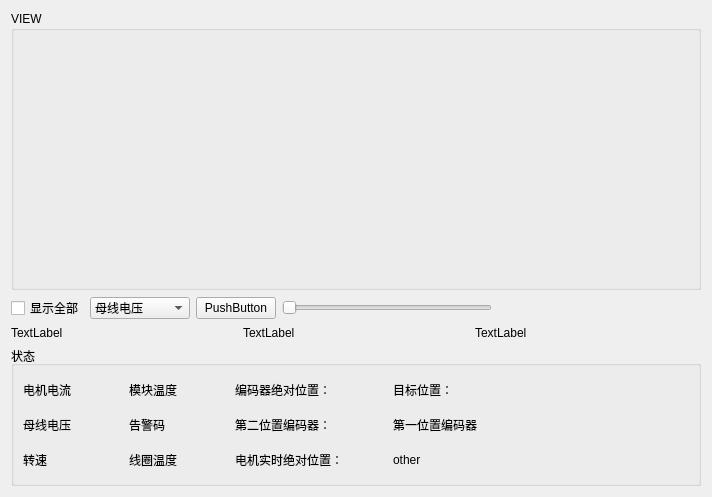
First picture: the form in serialWorkTool/viewShowForm.ui, repository HackerFave/wj, before the edit.
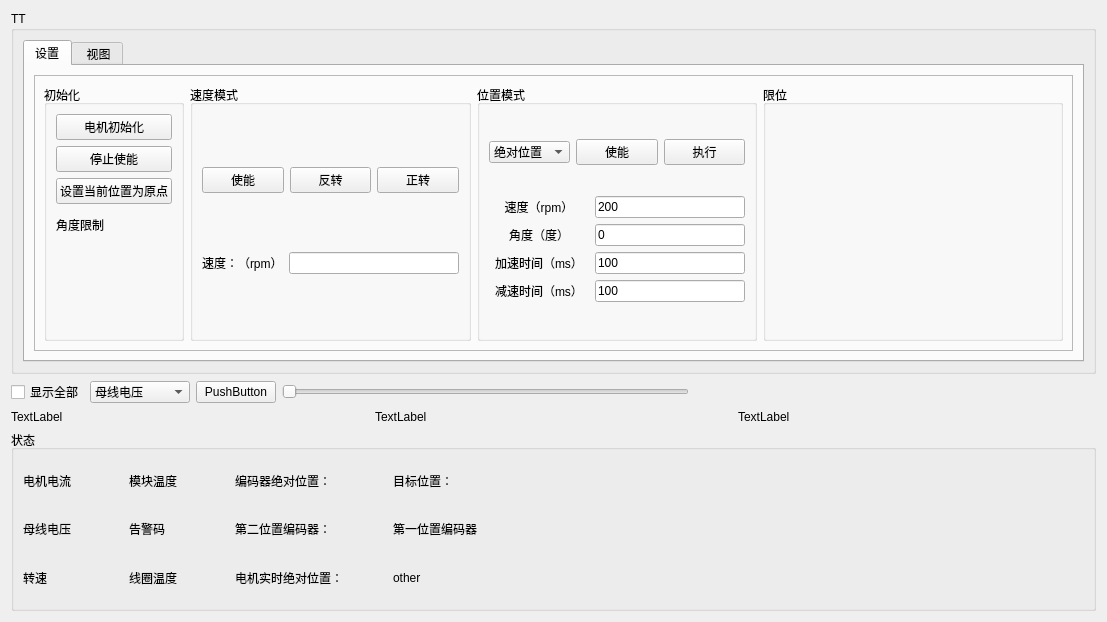
Second picture: the form after the edit. Custom widgets are drawn as their Qt base class.

```diff
--- a/serialWorkTool/viewShowForm.ui
+++ b/serialWorkTool/viewShowForm.ui
@@ -6,8 +6,8 @@
    <rect>
     <x>0</x>
     <y>0</y>
-    <width>712</width>
-    <height>497</height>
+    <width>1107</width>
+    <height>622</height>
    </rect>
   </property>
   <property name="windowTitle">
@@ -22,14 +22,361 @@
         <string notr="true"/>
        </property>
        <property name="title">
-        <string>VIEW</string>
+        <string>TT</string>
        </property>
        <layout class="QGridLayout" name="gridLayout_7">
         <item row="0" column="0">
-         <widget class="QCustomPlot" name="plot1" native="true">
-          <property name="styleSheet">
-           <string notr="true"/>
+         <widget class="QTabWidget" name="tabWidget">
+          <property name="currentIndex">
+           <number>0</number>
           </property>
+          <widget class="QWidget" name="tab_2">
+           <attribute name="title">
+            <string>设置</string>
+           </attribute>
+           <layout class="QGridLayout" name="gridLayout_5">
+            <item row="0" column="0">
+             <widget class="QFrame" name="frame_2">
+              <property name="minimumSize">
+               <size>
+                <width>0</width>
+                <height>130</height>
+               </size>
+              </property>
+              <property name="frameShape">
+               <enum>QFrame::StyledPanel</enum>
+              </property>
+              <property name="frameShadow">
+               <enum>QFrame::Raised</enum>
+              </property>
+              <layout class="QHBoxLayout" name="horizontalLayout_19">
+               <item>
+                <widget class="QGroupBox" name="groupBox_5">
+                 <property name="title">
+                  <string>初始化</string>
+                 </property>
+                 <layout class="QGridLayout" name="gridLayout_2">
+                  <item row="1" column="0">
+                   <widget class="QPushButton" name="pushButton_stopEnable">
+                    <property name="text">
+                     <string>停止使能</string>
+                    </property>
+                   </widget>
+                  </item>
+                  <item row="0" column="0">
+                   <widget class="QPushButton" name="pushButton_init">
+                    <property name="text">
+                     <string>电机初始化</string>
+                    </property>
+                   </widget>
+                  </item>
+                  <item row="4" column="0">
+                   <widget class="QLabel" name="label_limit">
+                    <property name="minimumSize">
+                     <size>
+                      <width>0</width>
+                      <height>30</height>
+                     </size>
+                    </property>
+                    <property name="text">
+                     <string>角度限制</string>
+                    </property>
+                   </widget>
+                  </item>
+                  <item row="2" column="0">
+                   <widget class="QPushButton" name="pushButton_setyuandian">
+                    <property name="text">
+                     <string>设置当前位置为原点</string>
+                    </property>
+                   </widget>
+                  </item>
+                  <item row="5" column="0">
+                   <spacer name="verticalSpacer_2">
+                    <property name="orientation">
+                     <enum>Qt::Vertical</enum>
+                    </property>
+                    <property name="sizeHint" stdset="0">
+                     <size>
+                      <width>20</width>
+                      <height>40</height>
+                     </size>
+                    </property>
+                   </spacer>
+                  </item>
+                 </layout>
+                </widget>
+               </item>
+               <item>
+                <widget class="QGroupBox" name="groupBox_3">
+                 <property name="title">
+                  <string>速度模式</string>
+                 </property>
+                 <layout class="QVBoxLayout" name="verticalLayout_4">
+                  <item>
+                   <layout class="QHBoxLayout" name="horizontalLayout_17">
+                    <item>
+                     <widget class="QPushButton" name="pushButton_enable">
+                      <property name="enabled">
+                       <bool>true</bool>
+                      </property>
+                      <property name="text">
+                       <string>使能</string>
+                      </property>
+                     </widget>
+                    </item>
+                    <item>
+                     <widget class="QPushButton" name="pushButton_reversal">
+                      <property name="enabled">
+                       <bool>true</bool>
+                      </property>
+                      <property name="text">
+                       <string>反转</string>
+                      </property>
+                     </widget>
+                    </item>
+                    <item>
+                     <widget class="QPushButton" name="pushButton_foreward">
+                      <property name="enabled">
+                       <bool>true</bool>
+                      </property>
+                      <property name="text">
+                       <string>正转</string>
+                      </property>
+                     </widget>
+                    </item>
+                   </layout>
+                  </item>
+                  <item>
+                   <layout class="QHBoxLayout" name="horizontalLayout_16">
+                    <item>
+                     <widget class="QLabel" name="label_16">
+                      <property name="text">
+                       <string>速度：（rpm）</string>
+                      </property>
+                     </widget>
+                    </item>
+                    <item>
+                     <widget class="QLineEdit" name="lineEdit_suduRpm">
+                      <property name="enabled">
+                       <bool>true</bool>
+                      </property>
+                     </widget>
+                    </item>
+                   </layout>
+                  </item>
+                 </layout>
+                </widget>
+               </item>
+               <item>
+                <widget class="QGroupBox" name="groupBox_4">
+                 <property name="title">
+                  <string>位置模式</string>
+                 </property>
+                 <layout class="QGridLayout" name="gridLayout_6">
+                  <item row="0" column="0">
+                   <layout class="QHBoxLayout" name="horizontalLayout_18">
+                    <item>
+                     <widget class="QComboBox" name="comboBox_xiangduiweizhi">
+                      <property name="currentIndex">
+                       <number>1</number>
+                      </property>
+                      <item>
+                       <property name="text">
+                        <string>相对位置</string>
+                       </property>
+                      </item>
+                      <item>
+                       <property name="text">
+                        <string>绝对位置</string>
+                       </property>
+                      </item>
+                     </widget>
+                    </item>
+                    <item>
+                     <widget class="QPushButton" name="pushButton_enable_weizhimoshi">
+                      <property name="text">
+                       <string>使能</string>
+                      </property>
+                     </widget>
+                    </item>
+                    <item>
+                     <widget class="QPushButton" name="pushButton_zhuandong">
+                      <property name="enabled">
+                       <bool>true</bool>
+                      </property>
+                      <property name="text">
+                       <string>执行</string>
+                      </property>
+                     </widget>
+                    </item>
+                   </layout>
+                  </item>
+                  <item row="1" column="0">
+                   <layout class="QVBoxLayout" name="verticalLayout_5">
+                    <item>
+                     <layout class="QHBoxLayout" name="horizontalLayout_12">
+                      <item>
+                       <widget class="QLabel" name="label_13">
+                        <property name="minimumSize">
+                         <size>
+                          <width>100</width>
+                          <height>0</height>
+                         </size>
+                        </property>
+                        <property name="layoutDirection">
+                         <enum>Qt::LeftToRight</enum>
+                        </property>
+                        <property name="text">
+                         <string>速度（rpm）</string>
+                        </property>
+                        <property name="alignment">
+                         <set>Qt::AlignCenter</set>
+                        </property>
+                       </widget>
+                      </item>
+                      <item>
+                       <widget class="QLineEdit" name="lineEdit_weizhiRpm">
+                        <property name="text">
+                         <string>200</string>
+                        </property>
+                       </widget>
+                      </item>
+                     </layout>
+                    </item>
+                    <item>
+                     <layout class="QHBoxLayout" name="horizontalLayout_15">
+                      <item>
+                       <widget class="QLabel" name="label_12">
+                        <property name="minimumSize">
+                         <size>
+                          <width>100</width>
+                          <height>0</height>
+                         </size>
+                        </property>
+                        <property name="text">
+                         <string>角度（度）</string>
+                        </property>
+                        <property name="alignment">
+                         <set>Qt::AlignCenter</set>
+                        </property>
+                       </widget>
+                      </item>
+                      <item>
+                       <widget class="QLineEdit" name="lineEdit_zhuandongjiaodu">
+                        <property name="text">
+                         <string>0</string>
+                        </property>
+                       </widget>
+                      </item>
+                     </layout>
+                    </item>
+                    <item>
+                     <layout class="QHBoxLayout" name="horizontalLayout_20">
+                      <item>
+                       <widget class="QLabel" name="label_14">
+                        <property name="minimumSize">
+                         <size>
+                          <width>100</width>
+                          <height>0</height>
+                         </size>
+                        </property>
+                        <property name="text">
+                         <string>加速时间（ms）</string>
+                        </property>
+                        <property name="alignment">
+                         <set>Qt::AlignCenter</set>
+                        </property>
+                       </widget>
+                      </item>
+                      <item>
+                       <widget class="QLineEdit" name="lineEdit_jiasushijian">
+                        <property name="text">
+                         <string>100</string>
+                        </property>
+                       </widget>
+                      </item>
+                     </layout>
+                    </item>
+                    <item>
+                     <layout class="QHBoxLayout" name="horizontalLayout_21">
+                      <item>
+                       <widget class="QLabel" name="label_15">
+                        <property name="minimumSize">
+                         <size>
+                          <width>100</width>
+                          <height>0</height>
+                         </size>
+                        </property>
+                        <property name="text">
+                         <string>减速时间（ms）</string>
+                        </property>
+                        <property name="alignment">
+                         <set>Qt::AlignCenter</set>
+                        </property>
+                       </widget>
+                      </item>
+                      <item>
+                       <widget class="QLineEdit" name="lineEdit_jiansushijian">
+                        <property name="text">
+                         <string>100</string>
+                        </property>
+                       </widget>
+                      </item>
+                     </layout>
+                    </item>
+                   </layout>
+                  </item>
+                 </layout>
+                </widget>
+               </item>
+               <item>
+                <widget class="QGroupBox" name="groupBox_6">
+                 <property name="minimumSize">
+                  <size>
+                   <width>300</width>
+                   <height>0</height>
+                  </size>
+                 </property>
+                 <property name="title">
+                  <string>限位</string>
+                 </property>
+                 <layout class="QGridLayout" name="gridLayout_9">
+                  <item row="0" column="0">
+                   <spacer name="verticalSpacer">
+                    <property name="orientation">
+                     <enum>Qt::Vertical</enum>
+                    </property>
+                    <property name="sizeHint" stdset="0">
+                     <size>
+                      <width>20</width>
+                      <height>56</height>
+                     </size>
+                    </property>
+                   </spacer>
+                  </item>
+                 </layout>
+                </widget>
+               </item>
+              </layout>
+             </widget>
+            </item>
+           </layout>
+          </widget>
+          <widget class="QWidget" name="tab">
+           <attribute name="title">
+            <string> 视图</string>
+           </attribute>
+           <layout class="QGridLayout" name="gridLayout_4">
+            <item row="0" column="0">
+             <widget class="QCustomPlot" name="plot1" native="true">
+              <property name="styleSheet">
+               <string notr="true"/>
+              </property>
+              <layout class="QGridLayout" name="gridLayout_3"/>
+             </widget>
+            </item>
+           </layout>
+          </widget>
          </widget>
         </item>
        </layout>
```
